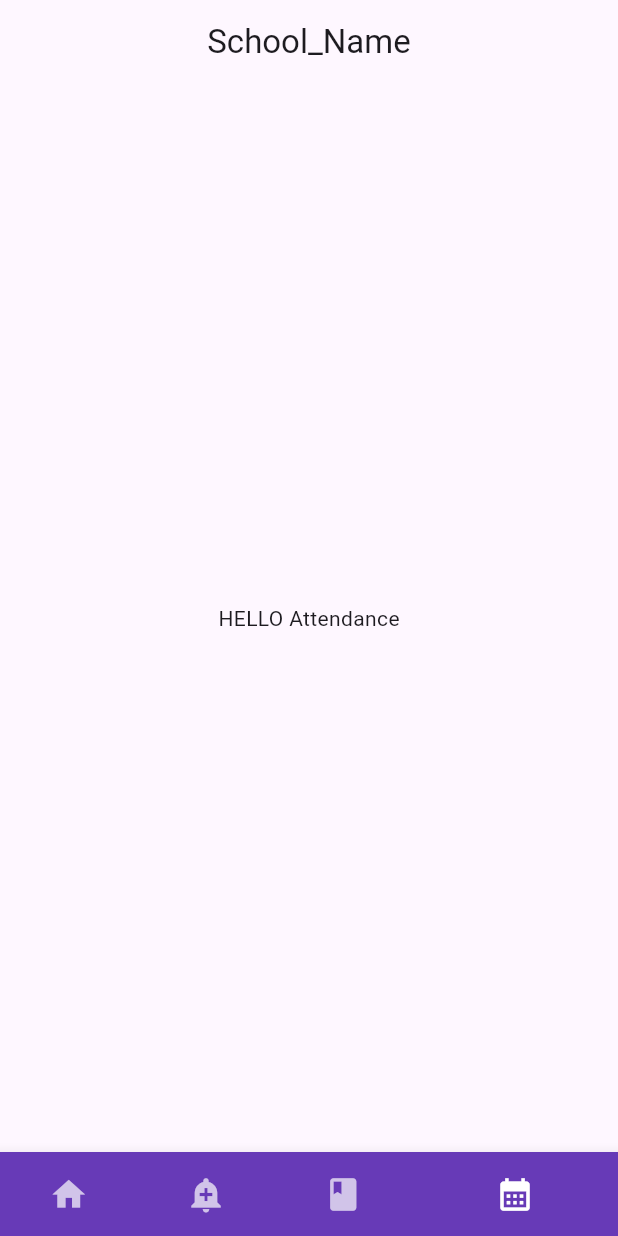
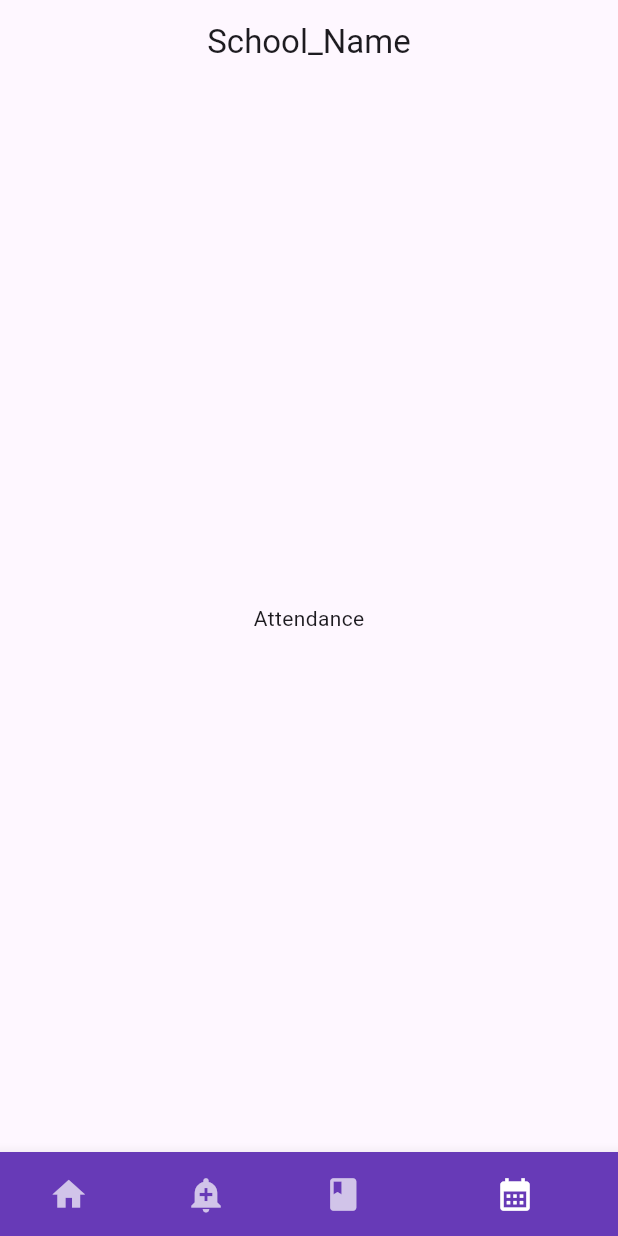
Before and after one commit to LazyyVenom/School_Manager, a Flutter app: the screen it shows after launch, item 4 of the bottom bar chosen, on a phone screen of 412 x 824 dp. Run offline on Flutter 3.47's test engine with Material 3 defaults, Android fonts, the phone set to English and light mode, and no system bars.

Commit message:
Starting working on attendance

```diff
--- a/lib/attendance_page.dart
+++ b/lib/attendance_page.dart
@@ -5,6 +5,6 @@ class AttendancePage extends StatelessWidget {
 
   @override
   Widget build(BuildContext context) {
-    return const Center(child: Text("HELLO Attendance"));
+    return const Center(child: Text("Attendance"));
   }
 }
```
